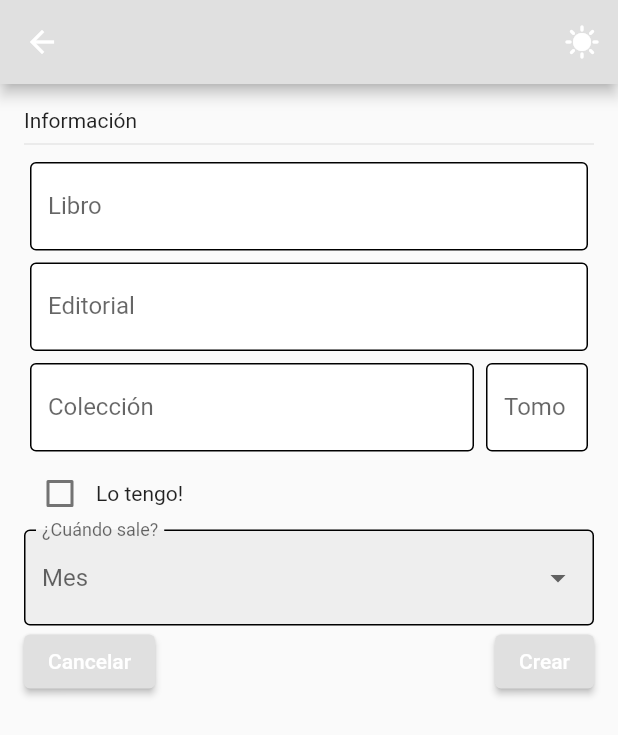
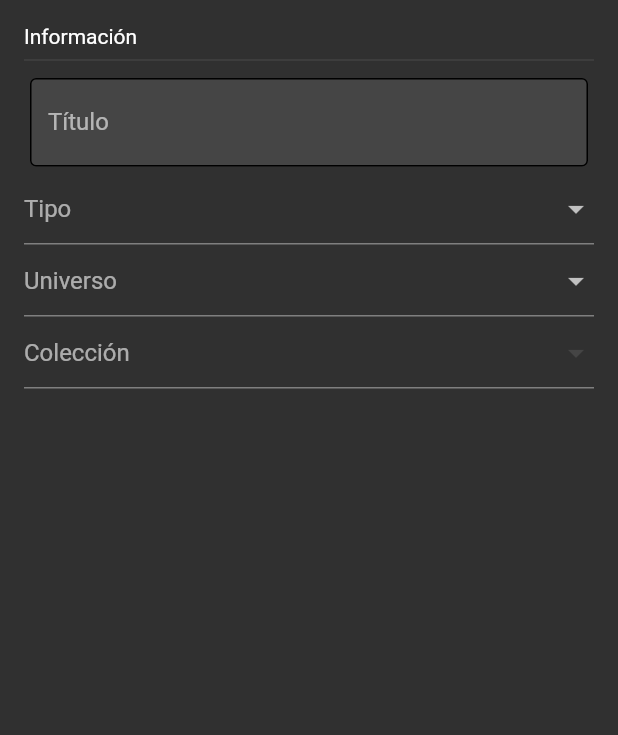
Before and after one commit to GCuadraSarria/bookTracking, a Flutter app: the screen it shows after launch, after a tap on the "add" icon, on a phone screen of 412 x 824 dp. Shown: the top 735 px of the screen. Run offline on Flutter 3.47's test engine with Material 2 defaults, Android fonts, the phone set to English and light mode, and no system bars; our stand-ins replace hive_flutter; accounts and stored records are empty.

Commit message:
feat(boom)

```diff
--- a/lib/data/database.dart
+++ b/lib/data/database.dart
@@ -11,21 +11,7 @@ class BookTrackingDataBase {
   // run this method the very first time we open the app
   void createInitialData() {
     allPublications = [
-      Publication(
-          name: 'Miguel Aladrén Castillo',
-          collection: 'Star Wars',
-          price: '24.50',
-          editorial: 'Altaya',
-          tome: '3',
-          date: 'Diciembre',
-          owned: false),
-      Publication(
-          name: 'Es un niño bonito',
-          collection: 'Titanes sensuales',
-          price: '19.75',
-          editorial: 'Salvat',
-          tome: '1',
-          owned: true),
+  //TODO: Poner unos datos iniciales.
     ];
   }
 
--- a/lib/data/mockup_data.dart
+++ b/lib/data/mockup_data.dart
@@ -2,21 +2,20 @@ import '../models/models.dart';
 
 List<Publication> allPublicationsMockup = [
   Publication(
-    name: 'Miguel Aladrén Castillo',
-    collection: 'Star Wars',
-    price: '24.50',
-    editorial: 'Altaya',
-    tome: '2',
-    date: 'Diciembre',
+    bookType: 'Libro',
+    name: 'Convergencia',
+    universe: 'Star Wars',
+    collection: 'The High Republic',
+    tome: 0,
+    editorial: 'Planeta libros',
+    bindingType: 'Dura',
+    pages: 200,
+    buyDate: DateTime.now(),
+    releaseMonth: DateTime.now().month,
+    releaseYear: DateTime.now().year,
+    price: 22.00,
     owned: false,
-  ),
-  Publication(
-    name: 'Es un niño bonito',
-    collection: 'Titanes sensuales',
-    price: '19.75',
-    editorial: 'Salvat',
-    tome: '1',
-    owned: true,
+    read: false,
   ),
 ];
 
@@ -34,6 +33,7 @@ List<Publication> allPublicationsMockup = [
 // Cronología dentro de la historia del universo (incluso diferentes colecciones)
 // Precio
 // Lo tengo?
+// Leído?
 
 
 // Slide para comprar o editar con confirmación
@@ -72,3 +72,4 @@ List<Publication> allPublicationsMockup = [
 // Noviembre 2023
 // 22 €
 // Lo tengo / no lo tengo
+// No lo he leido (Solo en listas)
--- a/lib/form/create_new_book.dart
+++ b/lib/form/create_new_book.dart
@@ -1,11 +1,7 @@
 import 'package:book_tracking/pages/my_home_page.dart';
 import 'package:flutter/material.dart';
-import 'package:provider/provider.dart';
-
 import '../data/mockup_data.dart';
 import '../models/models.dart';
-import '../theme/my_theme.dart';
-import '../theme/my_theme_provider.dart';
 
 // Define a custom Form widget.
 class CreateNewBook extends StatefulWidget {
@@ -19,25 +15,25 @@ class CreateNewBook extends StatefulWidget {
 
 // This class holds data related to the form.
 class CreateNewBookState extends State<CreateNewBook> {
-  List<String> months = [
-    'Enero',
-    'Febrero',
-    'Marzo',
-    'Abril',
-    'Mayo',
-    'Junio',
-    'Julio',
-    'Agosto',
-    'Septiembre',
-    'Octubre',
-    'Noviembre',
-    'Diciembre',
-  ];
-  String? selectedMonth; // Default value
   bool isChecked = false;
 
   // Create an instance of the MyFormData class to store form data
-  Publication formData = Publication(name: '', owned: false);
+  Publication formData = Publication(
+    bookType: '',
+    name: '',
+    universe: '',
+    collection: '',
+    tome: 0,
+    editorial: '',
+    bindingType: '',
+    pages: 0,
+    buyDate: null,
+    releaseMonth: DateTime.now().month,
+    releaseYear: DateTime.now().year,
+    price: 0.00,
+    owned: false,
+    read: false,
+  );
 
   // Create a global key that uniquely identifies the Form widget
   // and allows validation of the form.
@@ -45,19 +41,12 @@ class CreateNewBookState extends State<CreateNewBook> {
 
   @override
   Widget build(BuildContext context) {
+    String? selectedBookType;
+    String? selectedUniverse;
+    String? selectedCollection;
+
     /// build a Form widget using the _formKey created above.
     return Scaffold(
-      appBar: AppBar(actions: [
-        /// toggle to switch dark or light mode
-        IconButton(
-          onPressed: () {
-            Provider.of<MyThemeProvider>(context, listen: false).toggleTheme();
-          },
-          icon: Provider.of<MyThemeProvider>(context).themeData == lightMode
-              ? const Icon(Icons.sunny)
-              : const Icon(Icons.nightlight),
-        ),
-      ]),
       body: SafeArea(
         child: Padding(
           padding: const EdgeInsets.all(16.0),
@@ -65,161 +54,95 @@ class CreateNewBookState extends State<CreateNewBook> {
             key: _formKey,
             child: Column(
               crossAxisAlignment: CrossAxisAlignment.start,
-              children: <Widget>[
-                /// add TextFormFields and ElevatedButton here.
-                const Text(
-                  'Información',
-                ),
+              children: [
+                // Textfield name
+                const Text('Información'),
                 const Divider(),
                 MyTextFormField(
-                  labelText: 'Libro',
-                  hintText: 'Nombre del libro o comic',
+                  labelText: 'Título',
                   validation: true,
-                  onChanged: (value) {
-                    formData.name = value;
-                  },
-                ),
-                MyTextFormField(
-                  labelText: 'Editorial',
-                  hintText: 'Nombre de la editorial',
-                  validation: false,
-                  onChanged: (value) {
-                    formData.editorial = value;
-                  },
-                ),
-                Row(
-                  children: [
-                    Expanded(
-                      flex: 4,
-                      child: MyTextFormField(
-                        labelText: 'Colección',
-                        hintText: 'Nombre de la colección',
-                        validation: false,
-                        onChanged: (value) {
-                          formData.collection = value;
-                        },
-                      ),
-                    ),
-                    Expanded(
-                      flex: 1,
-                      child: MyTextFormField(
-                        labelText: 'Tomo',
-                        hintText: '1',
-                        validation: false,
-                        onChanged: (value) {
-                          formData.tome = value;
-                        },
-                      ),
-                    ),
-                  ],
-                ),
-                Row(
-                  children: [
-                    Checkbox(
-                        value: isChecked,
-                        onChanged: (bool? value) {
-                          setState(() {
-                            isChecked = value!;
-                            formData.owned = value;
-                          });
-                        }),
-                    const Text('Lo tengo!'),
-                  ],
+                  onChanged: (value) => formData.name,
                 ),
 
-                /// dropdown menu when user unchecks the checkbox
-                !isChecked
-                    ? DropdownButtonFormField(
+                // Dropdown book type
+                DropdownButtonFormField(
+                  isDense: true,
                   validator: (value) {
-                          return value == null || value.isEmpty
-                              ? 'Seleccione un mes'
+                    return value == null
+                        ? 'Seleccione un tipo'
                         : null;
                   },
-                        hint: const Text('Mes'),
-                        value: selectedMonth,
+                  hint: const Text('Tipo'),
+                  value: selectedBookType,
                   onChanged: (newValue) {
                     setState(() {
-                            selectedMonth = newValue!;
-                            formData.date = newValue;
+                      selectedBookType = newValue!;
+                      formData.bookType = newValue;
                     });
                   },
-                        items: months.map((String month) {
+                  items: bookType.map((String booktype) {
                     return DropdownMenuItem<String>(
-                            value: month,
-                            child: Text(month),
+                      value: booktype,
+                      child: Text(booktype),
                     );
                   }).toList(),
-                        decoration: InputDecoration(
-                          filled: true,
-                          fillColor: Theme.of(context).colorScheme.secondary,
-                          labelText: '¿Cuándo sale?',
-                          enabledBorder: OutlineInputBorder(
-                            borderSide: BorderSide(
-                              color: Theme.of(context).colorScheme.onSecondary,
                 ),
+
+                // Dropdown universe
+                DropdownButtonFormField(
+                  isDense: true,
+                  validator: (value) {
+                    return value == null
+                        ? 'Seleccione un universo'
+                        : null;
+                  },
+                  hint: const Text('Universo'),
+                  value: selectedUniverse,
+                  onChanged: (newValue) {
+                    setState(() {
+                      selectedUniverse = newValue;
+                      formData.universe = newValue!;
+                      print('NewValue: $newValue');
+                      print('Universo: $selectedUniverse');
+                      print('---------------');
+                     print('Colección: $selectedCollection');
+                      print('---------------');
+                      // reset collection dropdown
+                      // selectedCollection = null;
+                    });
+                  },
+                  items: universes.keys.map((String universe) {
+                    return DropdownMenuItem<String>(
+                      value: universe,
+                      child: Text(universe),
+                    );
+                  }).toList(),
                 ),
-                          focusedBorder: OutlineInputBorder(
-                            borderSide: BorderSide(
-                              color: Theme.of(context).colorScheme.onSecondary,
-                            ),
-                          ),
-                        ),
-                      )
-                    : Container(),
 
-                /// submit or cancel buttons
-                Row(
-                  mainAxisAlignment: MainAxisAlignment.spaceBetween,
-                  children: [
-                    ElevatedButton(
-                      onPressed: () {
-                        Navigator.push(
-                          context,
-                          MaterialPageRoute(
-                              builder: (context) => const MyHomePage()),
+                // Dropdown collection
+                DropdownButtonFormField(
+                  isDense: true,
+                  validator: (value) {
+                    return value == null
+                        ? 'Seleccione una colección'
+                        : null;
+                  },
+                  hint: const Text('Colección'),
+                  value: selectedCollection,
+                  onChanged: (newValue) {
+                    setState(() {
+                      selectedCollection = newValue! as String?;
+                      formData.collection = newValue as String?;
+                    });
+                  },
+                  items: selectedUniverse != null
+                      ? universes[selectedUniverse]?.map((String collection) {
+                          return DropdownMenuItem<String>(
+                            value: collection,
+                            child: Text(collection),
                           );
-                      },
-                      child: const Text('Cancelar'),
-                    ),
-                    ElevatedButton(
-                      onPressed: () {
-                        // validate returns true if the form is valid, or false otherwise.
-                        if (_formKey.currentState!.validate()) {
-                          allPublicationsMockup.add(
-                            // Add the new Publication to the list
-                            Publication(
-                              name: formData.name,
-                              collection: formData.collection,
-                              price: formData.price,
-                              editorial: formData.editorial,
-                              tome: formData.tome,
-                              owned: formData.owned,
-                              date: formData.date,
-                            ),
-                          );
-
-                          // Show success message
-                          ScaffoldMessenger.of(context).showSnackBar(
-                            const SnackBar(
-                              content: Text('Creado con éxito'),
-                              duration: Duration(milliseconds: 500),
-                            ),
-                          );
-
-                          // Go back after 1 second to give time to read the snackbar
-                          Future.delayed(const Duration(milliseconds: 1250),
-                              () {
-                            Navigator.push(
-                              context,
-                              MaterialPageRoute(
-                                  builder: (context) => const MyHomePage()),
-                            );
-                          });
-                        }
-                      },
-                      child: const Text('Crear'),
-                    ),
-                  ],
+                        }).toList()
+                      : [], // Show an empty list if no universe is selected
                 ),
               ],
             ),
@@ -233,14 +156,12 @@ class CreateNewBookState extends State<CreateNewBook> {
 /// Custom Form field with optional validation
 class MyTextFormField extends StatelessWidget {
   final String labelText;
-  final String hintText;
   final bool validation;
   final ValueChanged<String>? onChanged;
 
   const MyTextFormField({
     super.key,
     required this.labelText,
-    required this.hintText,
     required this.validation,
     this.onChanged,
   });
@@ -252,21 +173,13 @@ class MyTextFormField extends StatelessWidget {
       child: TextFormField(
         decoration: InputDecoration(
           filled: true,
-          fillColor: Theme.of(context).colorScheme.surface,
           labelText: labelText,
-          hintText: hintText,
-          hintStyle: TextStyle(
-            color: Theme.of(context).colorScheme.onSurface,
+          hintStyle: const TextStyle(),
+          enabledBorder: const OutlineInputBorder(
+            borderSide: BorderSide(),
           ),
-          enabledBorder: OutlineInputBorder(
-            borderSide: BorderSide(
-              color: Theme.of(context).colorScheme.onSurface,
-            ),
-          ),
-          focusedBorder: OutlineInputBorder(
-            borderSide: BorderSide(
-              color: Theme.of(context).colorScheme.onSurface,
-            ),
+          focusedBorder: const OutlineInputBorder(
+            borderSide: BorderSide(),
           ),
         ),
         onChanged: onChanged,
@@ -275,7 +188,7 @@ class MyTextFormField extends StatelessWidget {
         validator: validation
             ? (value) {
                 return value == null || value.isEmpty
-                    ? 'Rellene el campo'
+                    ? 'Campo obligatorio'
                     : null;
               }
             : null,
--- a/lib/main.dart
+++ b/lib/main.dart
@@ -1,7 +1,6 @@
-import 'package:book_tracking/theme/my_theme_provider.dart';
+import 'package:book_tracking/theme/my_theme.dart';
 import 'package:flutter/material.dart';
 import 'package:hive_flutter/hive_flutter.dart';
-import 'package:provider/provider.dart';
 import 'pages/my_home_page.dart';
 
 void main() async {
@@ -11,11 +10,7 @@ void main() async {
   // open a box
   var box = await Hive.openBox('mybox');
 
-  runApp(
-    ChangeNotifierProvider(
-        create: (BuildContext context) => MyThemeProvider(),
-        child: const MyApp()),
-  );
+  runApp(const MyApp());
 }
 
 class MyApp extends StatelessWidget {
@@ -25,7 +20,9 @@ class MyApp extends StatelessWidget {
   Widget build(BuildContext context) {
     return MaterialApp(
       debugShowCheckedModeBanner: false,
-      theme: Provider.of<MyThemeProvider>(context).themeData,
+      /// Custom theme
+      theme: darkMode,
+      darkTheme: darkMode,
       home: const SafeArea(child: MyHomePage()),
     );
   }
--- a/lib/models/models.dart
+++ b/lib/models/models.dart
@@ -1,21 +1,55 @@
 // interface-like class
 class Publication {
+  String bookType;
   String name;
+  String universe;
+  String? collection;
+  int? tome;
   String? editorial;
-  String? tome;
-  String? collection;
+  String bindingType;
+  int? pages;
+  DateTime? buyDate;
+  int? releaseMonth;
+  int? releaseYear;
+  double? price;
   bool owned;
-  String? date;
-  String? price;
+  bool read;
 
   // Constructor
   Publication({
+    required this.bookType,
     required this.name,
+    required this.universe,
+    this.collection,
+    this.tome,
     this.editorial,
-    this.tome,
-    this.collection,
+    required this.bindingType,
+    this.pages,
+    this.buyDate,
+    this.releaseMonth,
+    this.releaseYear,
+    this.price,
     required this.owned,
-    this.date,
-    this.price,
+    required this.read,
   });
 }
+
+Map<String, List<String>> universes = {
+  'Star Wars': ['Darth Vader', 'Han Solo'],
+  'Warhammer': ['Herejía de Orus'],
+};
+
+// dropdown lists
+
+// book type
+List<String> bookType = [
+  'Libro',
+  'Comic',
+  'Guia',
+];
+
+// binding type
+List<String> bindingType = [
+  'Dura',
+  'Blanda',
+];
--- a/lib/pages/historical_page.dart
+++ b/lib/pages/historical_page.dart
@@ -26,7 +26,6 @@ class _HistoricalPageState extends State<HistoricalPage> {
   // checkbox was tapped
   void openBookSettings(int index) {
     setState(() {
-      print('Settings of ${allPublicationsMockup[index].name}');
     });
   }
 
@@ -42,12 +41,13 @@ class _HistoricalPageState extends State<HistoricalPage> {
             name: tile.name,
             collection: tile.collection,
             editorial: tile.editorial,
-            tome: tile.tome,
-            date: tile.date,
-            price: tile.price,
+            tome: tile.tome.toString(),
+            date: tile.buyDate.toString(),
+            price: tile.price.toString(),
             owned: tile.owned,
             settingsTapped: (context) => openBookSettings(index),
             shoppedTapped: (context) => addShoppedBook(index),
+            index: index,
           );
         }),
       ),
--- a/lib/pages/my_home_page.dart
+++ b/lib/pages/my_home_page.dart
@@ -1,10 +1,6 @@
-import 'package:book_tracking/data/mockup_data.dart';
 import 'package:book_tracking/form/create_new_book.dart';
-import 'package:book_tracking/theme/my_theme.dart';
-import 'package:book_tracking/theme/my_theme_provider.dart';
 import 'package:flutter/material.dart';
 import 'package:hive_flutter/hive_flutter.dart';
-import 'package:provider/provider.dart';
 import '../data/database.dart';
 import 'historical_page.dart';
 import 'wish_list_page.dart';
@@ -37,17 +33,6 @@ class _MyHomePageState extends State<MyHomePage> {
   @override
   Widget build(BuildContext context) {
     return Scaffold(
-      appBar: AppBar(actions: [
-        /// toggle to switch dark or light mode
-        IconButton(
-          onPressed: () {
-            Provider.of<MyThemeProvider>(context, listen: false).toggleTheme();
-          },
-          icon: Provider.of<MyThemeProvider>(context).themeData == lightMode
-              ? const Icon(Icons.sunny)
-              : const Icon(Icons.nightlight),
-        ),
-      ]),
       backgroundColor: Theme.of(context).colorScheme.background,
       body: Center(
           child: const [
@@ -63,7 +48,6 @@ class _MyHomePageState extends State<MyHomePage> {
           },
           child: const Icon(Icons.add)),
       bottomNavigationBar: BottomNavigationBar(
-        backgroundColor: Theme.of(context).colorScheme.primary,
         items: const <BottomNavigationBarItem>[
           BottomNavigationBarItem(
             icon: Icon(Icons.list),
@@ -75,8 +59,9 @@ class _MyHomePageState extends State<MyHomePage> {
           ),
         ],
         currentIndex: _selectedIndex,
-        selectedIconTheme: IconThemeData(
-            size: 32.0, color: Theme.of(context).colorScheme.onPrimary),
+        selectedIconTheme: const IconThemeData(
+          size: 32.0,
+        ),
         onTap: (int index) {
           setState(() {
             _selectedIndex = index;
--- a/lib/pages/wish_list_page.dart
+++ b/lib/pages/wish_list_page.dart
@@ -42,12 +42,13 @@ class _WishListPageState extends State<WishListPage> {
             name: tile.name,
             collection: tile.collection,
             editorial: tile.editorial,
-            tome: tile.tome,
-            date: tile.date,
-            price: tile.price,
+            tome: tile.tome.toString(),
+            date: tile.buyDate.toString(),
+            price: tile.price.toString(),
             owned: tile.owned,
             settingsTapped: (context) => openBookSettings(index),
             shoppedTapped: (context) => addShoppedBook(index),
+            index: index,
           );
         }),
       ),
--- a/lib/theme/my_theme.dart
+++ b/lib/theme/my_theme.dart
@@ -1,17 +1,18 @@
 import 'package:flutter/material.dart';
 
-ThemeData lightMode = ThemeData(
-    brightness: Brightness.light,
-    colorScheme: ColorScheme.light(
-      background: Colors.grey.shade400,
-      primary: Colors.grey.shade300,
-      secondary: Colors.grey.shade200,
-    ));
-
 ThemeData darkMode = ThemeData(
-    brightness: Brightness.dark,
-    colorScheme: ColorScheme.dark(
-      background: Colors.grey.shade900,
-      primary: Colors.grey.shade800,
-      secondary: Colors.grey.shade700,
-    ));
+  brightness: Brightness.dark,
+  colorScheme: ColorScheme.dark(
+    background: const Color(0xFF121212),
+    primary: const Color(0xFFBB86FC),
+    secondary: const Color(0xFF03DAC6),
+    // surface is 5% white over background
+    surface: Color.alphaBlend(
+        const Color.fromRGBO(255, 255, 255, 0.05), const Color(0xFF121212)),
+    error: const Color(0xffCF6679),
+    onPrimary: const Color(0xFF000000),
+    onSecondary: const Color(0xFF000000),
+    onError: const Color(0xFF000000),
+    onBackground: const Color(0xFFFFFFFF),
+  ),
+);
--- a/lib/theme/my_theme_provider.dart
+++ /dev/null
@@ -1,17 +0,0 @@
-import 'package:flutter/material.dart';
-import 'package:book_tracking/theme/my_theme.dart';
-
-class MyThemeProvider with ChangeNotifier {
-  ThemeData _themeData = lightMode;
-
-  ThemeData get themeData => _themeData;
-
-  set themeData(ThemeData themeData) {
-    _themeData = themeData;
-    notifyListeners();
-  }
-
-  void toggleTheme() {
-    themeData = _themeData == lightMode ? darkMode : lightMode;
-  }
-}
--- a/lib/widgets/my_book_tile.dart
+++ b/lib/widgets/my_book_tile.dart
@@ -1,4 +1,7 @@
 import 'package:flutter/material.dart';
+
+import '../data/mockup_data.dart';
+import '../models/models.dart';
 
 class MyBookTile extends StatelessWidget {
   final String name;
@@ -8,6 +11,7 @@ class MyBookTile extends StatelessWidget {
   final String? date;
   final String? price;
   final bool owned;
+  final int index;
   final Function(BuildContext?)? settingsTapped;
   final Function(BuildContext?)? shoppedTapped;
   const MyBookTile({
@@ -21,10 +25,15 @@ class MyBookTile extends StatelessWidget {
     required this.owned,
     this.settingsTapped,
     this.shoppedTapped,
+    required this.index,
   });
 
   @override
   Widget build(BuildContext context) {
+    // Filter the list to only include books where owned is false
+    List<Publication> wishListBooks =
+        allPublicationsMockup.where((tile) => !tile.owned).toList();
+
     return Padding(
       padding: const EdgeInsets.symmetric(vertical: 4.0),
       child: Dismissible(
@@ -52,6 +61,7 @@ class MyBookTile extends StatelessWidget {
             // Swiped from right to left (edit)
             print('Edited');
           } else if (direction == DismissDirection.startToEnd) {
+            wishListBooks[index].owned = true;
             // Swiped from left to right (buy)
             print('Bought');
           }
@@ -74,7 +84,9 @@ class MyBookTile extends StatelessWidget {
                 mainAxisAlignment: MainAxisAlignment.spaceBetween,
                 children: [
                   Text(editorial ?? ''),
-                  Text(price ?? '$price €', textAlign: TextAlign.right),
+                  price != null
+                      ? Text('$price €', textAlign: TextAlign.right)
+                      : const Text('No price'),
                 ],
               ),
             ],
```
Also changed, not shown: lib/form/create_new_book copy.dart (added, +258 -0 lines). Lines whose indentation alone changed are shown as unchanged.
